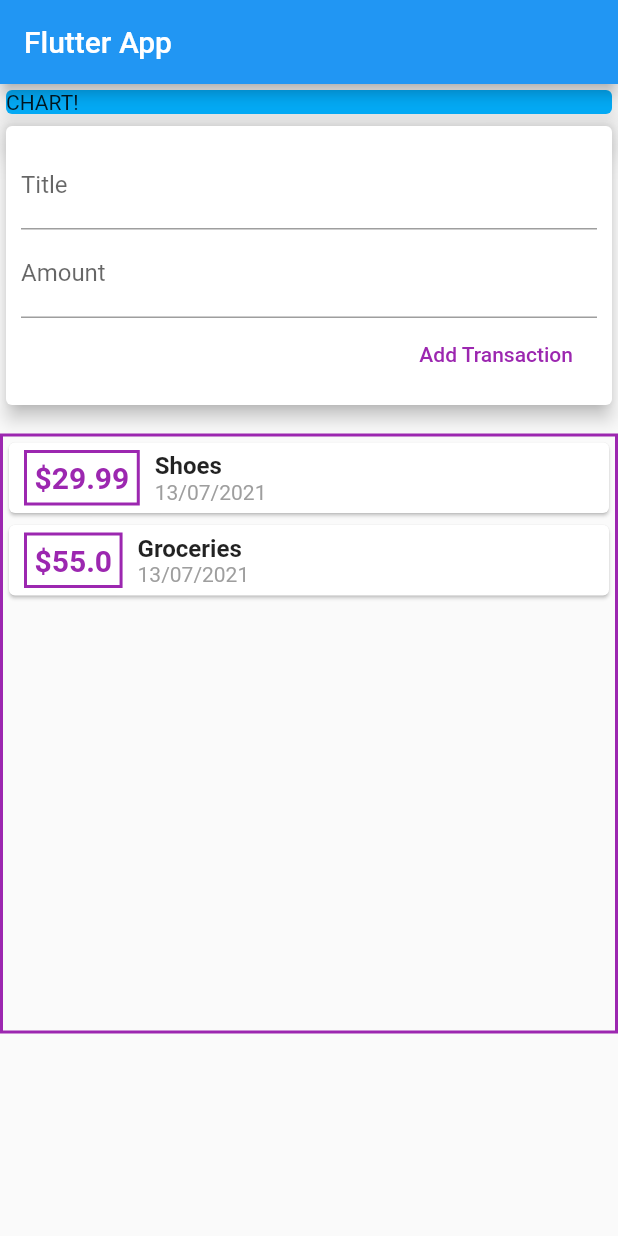
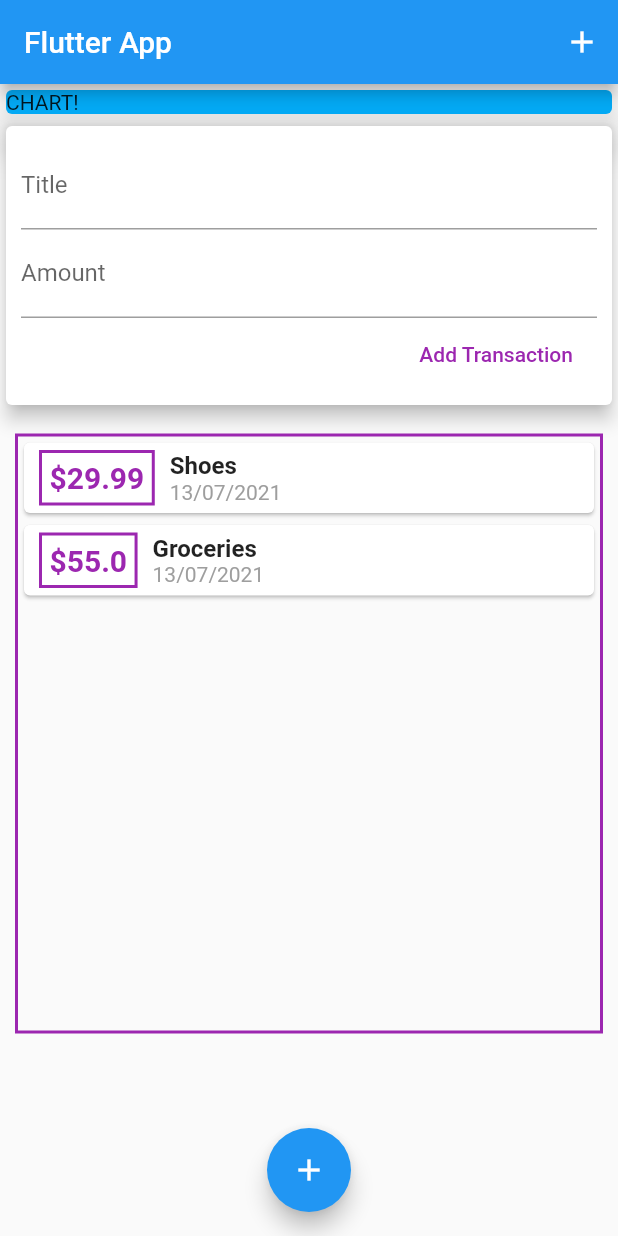
Before and after one commit to roeechen01/PersonalExpensesApp, a Flutter app: the screen it shows after launch, after a tap on "Add Transaction", on a phone screen of 412 x 824 dp. Run offline on Flutter 3.47's test engine with Material 2 defaults, Android fonts, the phone set to English and light mode, and no system bars.

Commit message:
Added icon button on appBar and floating button below

```diff
--- a/lib/main.dart
+++ b/lib/main.dart
@@ -9,6 +9,7 @@ class MyApp extends StatelessWidget {
     return MaterialApp(
       title: 'Flutter App',
       home: MyHomePage(),
+      debugShowCheckedModeBanner: false,
     );
   }
 }
@@ -22,6 +23,7 @@ class MyHomePage extends StatelessWidget {
     return Scaffold(
       appBar: AppBar(
         title: Text('Flutter App'),
+        actions: [IconButton(icon: Icon(Icons.add), onPressed: () {})],
       ),
       body: SingleChildScrollView(
         child: Column(
@@ -38,6 +40,12 @@ class MyHomePage extends StatelessWidget {
             UserTransactions()
           ],
         ),
-        ));
+      ),
+      floatingActionButton: FloatingActionButton(
+        child: Icon(Icons.add),
+        onPressed: () {},
+      ),
+      floatingActionButtonLocation: FloatingActionButtonLocation.centerFloat,
+    );
   }
 }
--- a/lib/widgets/new_transaction.dart
+++ b/lib/widgets/new_transaction.dart
@@ -4,6 +4,13 @@ class NewTransacrion extends StatelessWidget {
   final titleController = TextEditingController();
   final amountController = TextEditingController();
   final Function addFunc;
+
+  void addTransaction() {
+    if (titleController.text.isEmpty ||
+        double.parse(amountController.text) <= 0) return;
+
+    addFunc(titleController.text, double.parse(amountController.text));
+  }
 
   NewTransacrion(this.addFunc);
 
@@ -19,14 +26,16 @@ class NewTransacrion extends StatelessWidget {
             TextField(
               decoration: InputDecoration(labelText: 'Title'),
               controller: titleController,
+              onSubmitted: (_) => addTransaction(),
             ),
             TextField(
               decoration: InputDecoration(labelText: 'Amount'),
+              keyboardType: TextInputType.numberWithOptions(decimal: true),
               controller: amountController,
+              onSubmitted: (_) => addTransaction(),
             ),
             FlatButton(
-                onPressed: () => addFunc(
-                    titleController.text, double.parse(amountController.text)),
+                onPressed: addTransaction,
                 child: Text('Add Transaction'),
                 textColor: Colors.purple),
           ],
--- a/lib/widgets/transacrions_list.dart
+++ b/lib/widgets/transacrions_list.dart
@@ -10,15 +10,15 @@ class TransactionsList extends StatelessWidget {
   @override
   Widget build(BuildContext context) {
     return Container(
-      margin: EdgeInsets.fromLTRB(0, 15, 0, 0),
+      margin: EdgeInsets.fromLTRB(10, 15, 10, 0),
       height: 400,
       decoration: BoxDecoration(
           border: Border.all(
               color: Colors.purple, width: 2, style: BorderStyle.solid)),
-      child: SingleChildScrollView(
-        child: Column(
-          children: transactions
-              .map((tx) => Card(
+      child: ListView.builder(
+        itemCount: transactions.length,
+        itemBuilder: (ctx, index) {
+          return Card(
             child: Row(
               children: [
                 Container(
@@ -28,34 +28,29 @@ class TransactionsList extends StatelessWidget {
                           color: Colors.purple,
                           style: BorderStyle.solid,
                           width: 2)),
-                          margin:
-                              EdgeInsets.symmetric(horizontal: 10, vertical: 5),
+                  margin: EdgeInsets.symmetric(horizontal: 10, vertical: 5),
                   child: Text(
-                            '\$${tx.amount}',
+                    '\$${this.transactions[index].amount}',
                     style: TextStyle(
                         fontWeight: FontWeight.bold,
                         fontSize: 20,
                         color: Colors.purple),
                   ),
                 ),
-                        Column(
-                            crossAxisAlignment: CrossAxisAlignment.start,
-                            children: [
+                Column(crossAxisAlignment: CrossAxisAlignment.start, children: [
                   Text(
-                                tx.title.toString(),
-                                style: TextStyle(
-                                    fontWeight: FontWeight.bold, fontSize: 16),
+                    transactions[index].title.toString(),
+                    style: TextStyle(fontWeight: FontWeight.bold, fontSize: 16),
                   ),
                   Text(
-                                DateFormat('dd/MM/yyyy').format(tx.date),
+                    DateFormat('dd/MM/yyyy').format(transactions[index].date),
                     style: TextStyle(color: Colors.grey),
                   )
                 ])
               ],
             ),
-                  ))
-              .toList(),
-        ),
+          );
+        },
       ),
     );
   }
```
Lines whose indentation alone changed are shown as unchanged.
